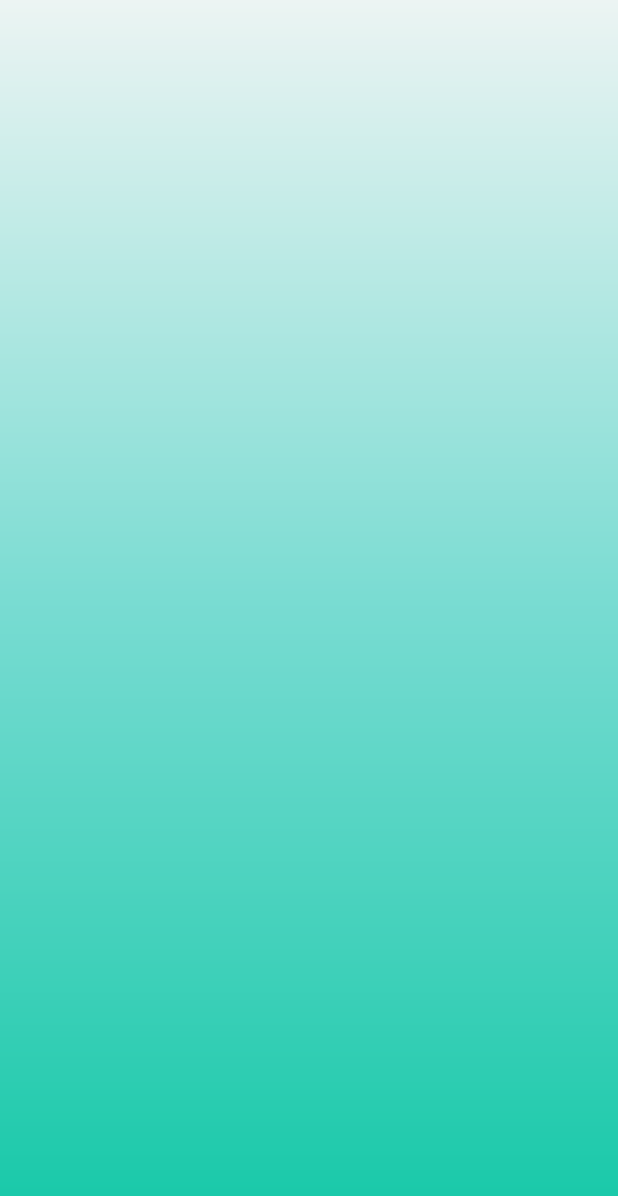
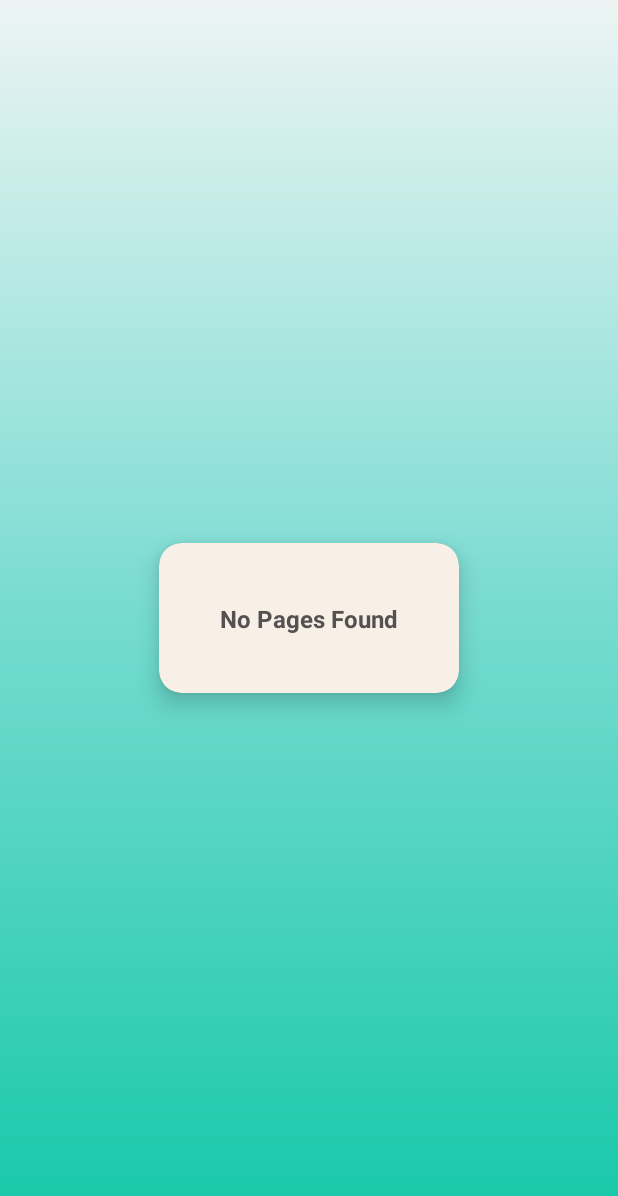
Before and after one commit to Andant3/WebJournal, an Android app: the layout fragment_journal.xml on its own in the app's theme, with its tools: preview values and no code run, on a phone screen of 412 x 824 dp. Shown: the top 1196 px of the screen. Run offline under Robolectric (Android 15) with nearby library versions, the phone set to English and light mode, and no system bars.

Commit message:
Setting up JournalFragment

```diff
--- a/app/build.gradle.kts
+++ b/app/build.gradle.kts
@@ -61,6 +61,9 @@ dependencies {
     // Firebase Authentication library
     implementation("com.google.firebase:firebase-auth")
 
+    // Add the dependency for the Cloud Storage library
+    implementation("com.google.firebase:firebase-storage")
+
     // Navigation
     val nav_version = "2.7.7"
     // Kotlin
--- a/app/src/main/java/com/example/webjournal/view/SignUpFragment.kt
+++ b/app/src/main/java/com/example/webjournal/view/SignUpFragment.kt
@@ -45,7 +45,8 @@ class SignUpFragment : Fragment() {
                 createAccount(email, password)
             }
             homeButton.setOnClickListener {
-                it.findNavController().navigate(R.id.action_signUpFragment_to_loginFragment)
+                it.findNavController()
+                    .navigate(R.id.action_signUpFragment_to_loginFragment)
             }
         }
     }
--- a/app/src/main/res/layout/fragment_journal.xml
+++ b/app/src/main/res/layout/fragment_journal.xml
@@ -19,14 +19,23 @@
         app:layout_constraintEnd_toEndOf="parent"
         app:layout_constraintBottom_toBottomOf="parent"/>
 
+    <androidx.constraintlayout.widget.ConstraintLayout
+        android:id="@+id/noPagesLayout"
+        android:layout_width="match_parent"
+        android:layout_height="match_parent"
+        android:background="@color/transparent"
+
+        app:layout_constraintTop_toTopOf="parent"
+        app:layout_constraintStart_toStartOf="parent"
+        app:layout_constraintEnd_toEndOf="parent"
+        app:layout_constraintBottom_toBottomOf="parent">
+
         <androidx.cardview.widget.CardView
             android:id="@+id/noPagesCardView"
             android:layout_width="200dp"
             android:layout_height="100dp"
             app:cardCornerRadius="15dp"
             app:cardElevation="10dp"
-        android:visibility="invisible"
-
 
             android:backgroundTint="@color/color_card"
 
@@ -39,9 +48,9 @@
             android:layout_width="wrap_content"
             android:layout_height="wrap_content"
             android:elevation="10dp"
-        android:visibility="invisible"
 
             android:text="No Pages Found"
+            android:textStyle="bold"
             android:textSize="16dp"
             android:textColor="@color/color_accent"
 
@@ -51,4 +60,6 @@
             app:layout_constraintBottom_toBottomOf="parent"/>
 
     </androidx.constraintlayout.widget.ConstraintLayout>
+
+</androidx.constraintlayout.widget.ConstraintLayout>
 </layout>
--- a/app/src/main/res/values/colors.xml
+++ b/app/src/main/res/values/colors.xml
@@ -7,5 +7,6 @@
     <color name="color_primary_dark">#57A99A</color>
     <color name="color_primary_light">#14C8A7</color>
     <color name="color_accent">#555151</color>
-    <color name="color_card">#F6ECE1</color>
+    <color name="color_card">#F8F0E6</color>
+    <color name="transparent">#00000000 </color>
 </resources>
```
Also changed, not shown: app/src/main/java/com/example/webjournal/view/JournalFragment.kt (+37 -3 lines). Lines whose indentation alone changed are shown as unchanged.
